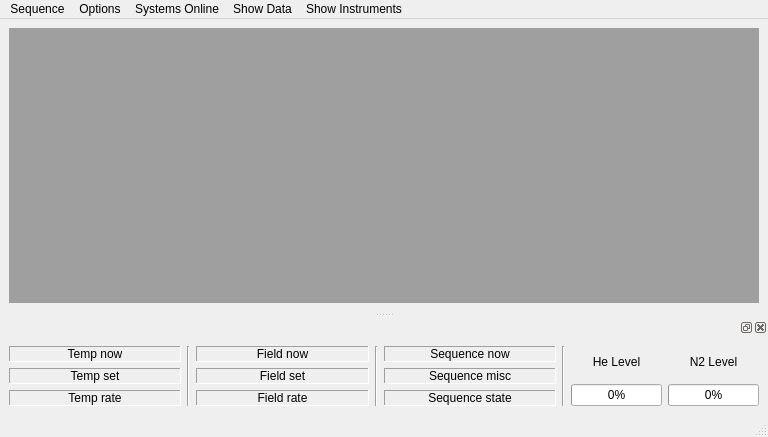
This is configurations/Cryostat GUI.ui in Cryostat-GUI/Cryostat-GUI as Qt 5 draws it before an edit. The edited form follows.
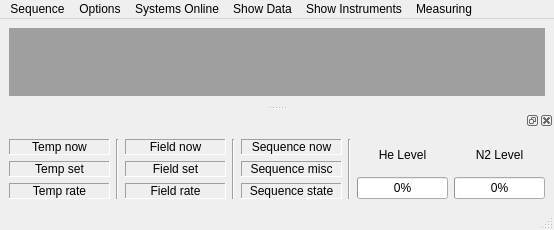
This is the edited form.

```diff
--- a/configurations/Cryostat GUI.ui
+++ b/configurations/Cryostat GUI.ui
@@ -6,8 +6,8 @@
    <rect>
     <x>0</x>
     <y>0</y>
-    <width>768</width>
-    <height>437</height>
+    <width>554</width>
+    <height>229</height>
    </rect>
   </property>
   <property name="windowTitle">
@@ -46,7 +46,7 @@
     <rect>
      <x>0</x>
      <y>0</y>
-     <width>768</width>
+     <width>554</width>
      <height>21</height>
     </rect>
    </property>
@@ -122,11 +122,18 @@
     <addaction name="separator"/>
     <addaction name="action_show_LakeShore350"/>
    </widget>
+   <widget class="QMenu" name="menuControls">
+    <property name="title">
+     <string>Measuring</string>
+    </property>
+    <addaction name="action_show_OneShot_Measuring"/>
+   </widget>
    <addaction name="menuControl"/>
    <addaction name="menuOptions"/>
    <addaction name="menuSystems_Online"/>
    <addaction name="menuShow_Data"/>
    <addaction name="menuShow_Instruments"/>
+   <addaction name="menuControls"/>
   </widget>
   <widget class="QStatusBar" name="statusbar"/>
   <widget class="QDockWidget" name="Main_dock_infobox">
```
Left out of the diff: 7 changed lines with no effect on the pictures.
